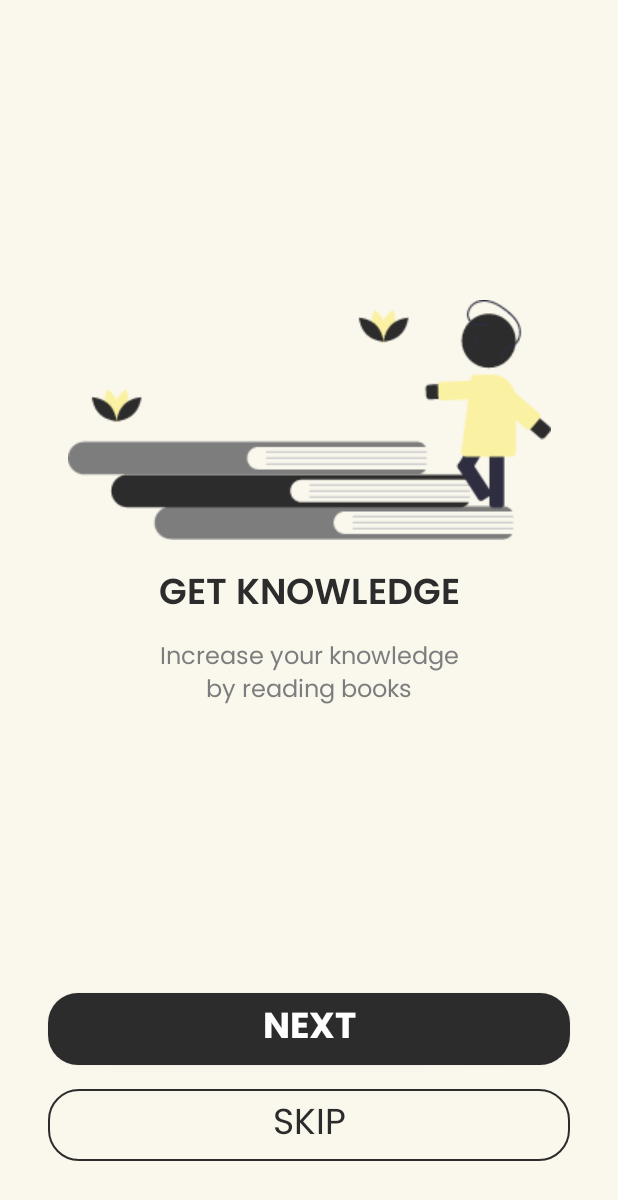
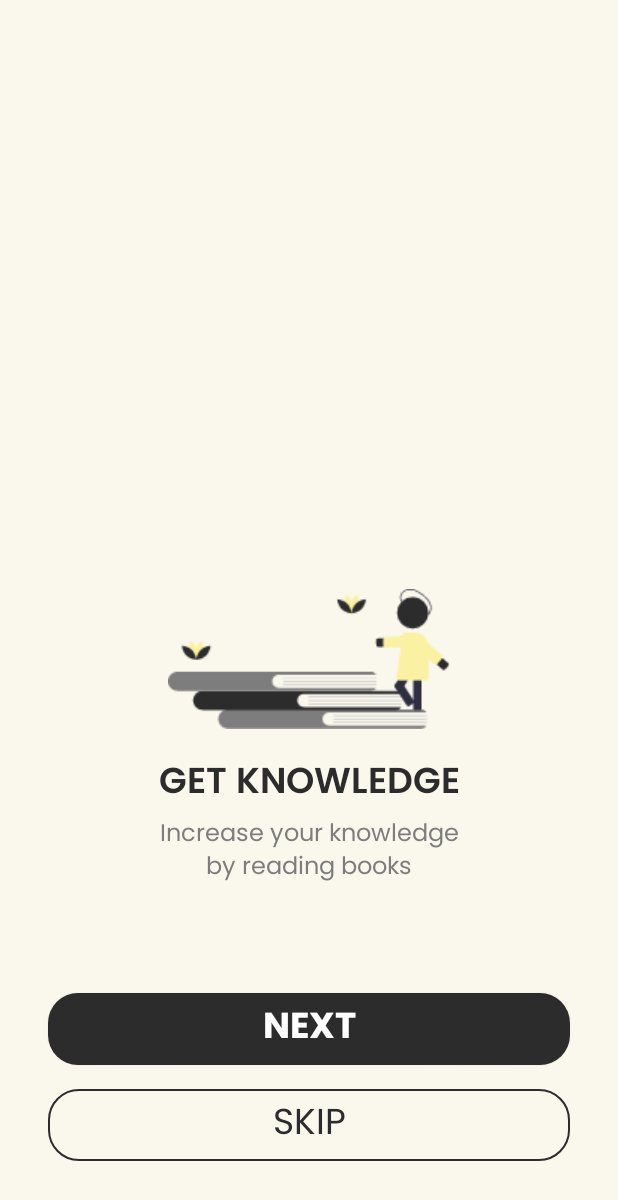
Before and after one commit to nandaiqbalh/aksara-library-app-dicoding-submission, an Android app: the screen it shows after launch (OnboardingOneActivity), on a phone screen of 412 x 824 dp. Shown: the top 1200 px of the screen. Run offline under Robolectric (Android 15) with nearby library versions, the phone set to English and light mode, and no system bars.

Commit message:
Onboarding

```diff
--- /dev/null
+++ b/app/src/main/java/com/nandaiqbalh/aksaralibrary/helper/SharedPrefs.kt
@@ -0,0 +1,26 @@
+package com.nandaiqbalh.aksaralibrary.helper
+
+import android.content.Context
+import android.content.SharedPreferences
+
+class SharedPrefs(var context: Context) {
+
+    companion object{
+        const val USER_PREF = "USER_PREF"
+    }
+
+    private var sharedPreference = context.getSharedPreferences(USER_PREF, 0)
+
+    // set value
+    fun setValue(key: String, value:String){
+        val editor: SharedPreferences.Editor = sharedPreference.edit()
+        editor.putString(key, value)
+        editor.apply()
+
+    }
+
+    // get value
+    fun getValue(value: String) : String?{
+        return sharedPreference.getString(value, "")
+    }
+}
--- a/app/src/main/java/com/nandaiqbalh/aksaralibrary/onboarding/OnboardingOneActivity.kt
+++ b/app/src/main/java/com/nandaiqbalh/aksaralibrary/onboarding/OnboardingOneActivity.kt
@@ -1,12 +1,60 @@
 package com.nandaiqbalh.aksaralibrary.onboarding
 
+import android.content.Intent
 import androidx.appcompat.app.AppCompatActivity
 import android.os.Bundle
+import android.widget.Button
 import com.nandaiqbalh.aksaralibrary.R
+import com.nandaiqbalh.aksaralibrary.helper.SharedPrefs
+import com.nandaiqbalh.aksaralibrary.home.HomeActivity
 
 class OnboardingOneActivity : AppCompatActivity() {
+
+    private lateinit var btnNext: Button
+    private lateinit var btnSkip: Button
+
+    private lateinit var sharedPrefs: SharedPrefs
+
     override fun onCreate(savedInstanceState: Bundle?) {
         super.onCreate(savedInstanceState)
         setContentView(R.layout.activity_onboarding_one)
+
+        // variables init
+        init()
+
+        // btn triggered
+        mainButton()
+
+        if (sharedPrefs.getValue("onboarding").equals("1")){
+            val intent = Intent(this@OnboardingOneActivity, HomeActivity::class.java)
+            startActivity(intent)
+            finishAffinity()
+        }
+    }
+
+    private fun init(){
+        btnNext = findViewById(R.id.btn_next)
+        btnSkip = findViewById(R.id.btn_skip)
+
+        sharedPrefs = SharedPrefs(this)
+    }
+
+    private fun mainButton(){
+
+        // next
+        btnNext.setOnClickListener {
+            val intent = Intent(this@OnboardingOneActivity, OnboardingTwoActivity::class.java)
+            startActivity(intent)
+        }
+
+        btnSkip.setOnClickListener {
+
+            sharedPrefs.setValue("onboarding", "1")
+
+            val intent = Intent(this@OnboardingOneActivity, HomeActivity::class.java)
+            startActivity(intent)
+            finishAffinity()
+        }
+
     }
 }
--- a/app/src/main/res/layout/activity_home.xml
+++ b/app/src/main/res/layout/activity_home.xml
@@ -10,7 +10,7 @@
     <ImageView
         android:id="@+id/imageView3"
         android:layout_width="match_parent"
-        android:layout_height="60dp"
+        android:layout_height="65dp"
         android:src="@color/cerah_color"
         app:layout_constraintEnd_toEndOf="parent"
         app:layout_constraintHorizontal_bias="0.0"
--- a/app/src/main/res/layout/activity_onboarding_one.xml
+++ b/app/src/main/res/layout/activity_onboarding_one.xml
@@ -12,41 +12,40 @@
         android:id="@+id/imageView2"
         android:layout_width="wrap_content"
         android:layout_height="wrap_content"
-        android:layout_marginTop="200dp"
+        android:layout_marginBottom="16dp"
+        app:layout_constraintBottom_toTopOf="@+id/textView2"
         app:layout_constraintEnd_toEndOf="parent"
         app:layout_constraintStart_toStartOf="parent"
-        app:layout_constraintTop_toTopOf="parent"
         app:srcCompat="@drawable/onboarding_one" />
 
     <TextView
         android:id="@+id/textView2"
         android:layout_width="wrap_content"
         android:layout_height="wrap_content"
-        android:layout_marginTop="16dp"
+        android:fontFamily="@font/poppins_semibold"
         android:text="GET KNOWLEDGE"
-        android:fontFamily="@font/poppins_semibold"
+        android:textColor="@color/main_color"
         android:textSize="24dp"
-        android:textColor="@color/main_color"
+        app:layout_constraintBottom_toTopOf="@+id/textView3"
         app:layout_constraintEnd_toEndOf="parent"
-        app:layout_constraintStart_toStartOf="parent"
-        app:layout_constraintTop_toBottomOf="@+id/imageView2" />
+        app:layout_constraintStart_toStartOf="parent" />
 
     <TextView
         android:id="@+id/textView3"
         android:layout_width="wrap_content"
         android:layout_height="wrap_content"
-        android:layout_marginTop="8dp"
+        android:layout_marginBottom="70dp"
+        android:fontFamily="@font/poppins_regular"
         android:text="Increase your knowledge\nby reading books"
-        android:fontFamily="@font/poppins_regular"
+        android:textAlignment="center"
         android:textColor="@color/font_color"
         android:textSize="16sp"
-        android:textAlignment="center"
+        app:layout_constraintBottom_toTopOf="@+id/btn_next"
         app:layout_constraintEnd_toEndOf="parent"
-        app:layout_constraintStart_toStartOf="parent"
-        app:layout_constraintTop_toBottomOf="@+id/textView2" />
+        app:layout_constraintStart_toStartOf="parent" />
 
     <Button
-        android:id="@+id/button"
+        android:id="@+id/btn_skip"
         android:layout_width="match_parent"
         android:layout_height="wrap_content"
         android:layout_marginStart="32dp"
@@ -62,7 +61,7 @@
         app:layout_constraintStart_toStartOf="parent" />
 
     <Button
-        android:id="@+id/button2"
+        android:id="@+id/btn_next"
         android:layout_width="0dp"
         android:layout_height="wrap_content"
         android:layout_marginStart="32dp"
@@ -73,7 +72,7 @@
         android:fontFamily="@font/poppins_bold"
         android:textColor="@color/white"
         android:textSize="24sp"
-        app:layout_constraintBottom_toTopOf="@+id/button"
+        app:layout_constraintBottom_toTopOf="@+id/btn_skip"
         app:layout_constraintEnd_toEndOf="parent"
         app:layout_constraintStart_toStartOf="parent" />
 </androidx.constraintlayout.widget.ConstraintLayout>
--- a/app/src/main/res/layout/activity_profile.xml
+++ b/app/src/main/res/layout/activity_profile.xml
@@ -10,7 +10,7 @@
     <ImageView
         android:id="@+id/imageView3"
         android:layout_width="match_parent"
-        android:layout_height="60dp"
+        android:layout_height="65dp"
         android:src="@color/cerah_color"
         app:layout_constraintEnd_toEndOf="parent"
         app:layout_constraintHorizontal_bias="0.0"
```
Also changed, not shown: app/src/main/java/com/nandaiqbalh/aksaralibrary/onboarding/OnboardingThreeActivity.kt (+36 -0 lines), app/src/main/java/com/nandaiqbalh/aksaralibrary/onboarding/OnboardingTwoActivity.kt (+47 -0 lines), app/src/main/res/layout/activity_onboarding_three.xml (+12 -13 lines), app/src/main/res/layout/activity_onboarding_two.xml (+14 -15 lines), app/src/main/res/drawable/onboarding_one.png, app/src/main/res/drawable/onboarding_three.png, app/src/main/res/drawable/onboarding_two.png.
